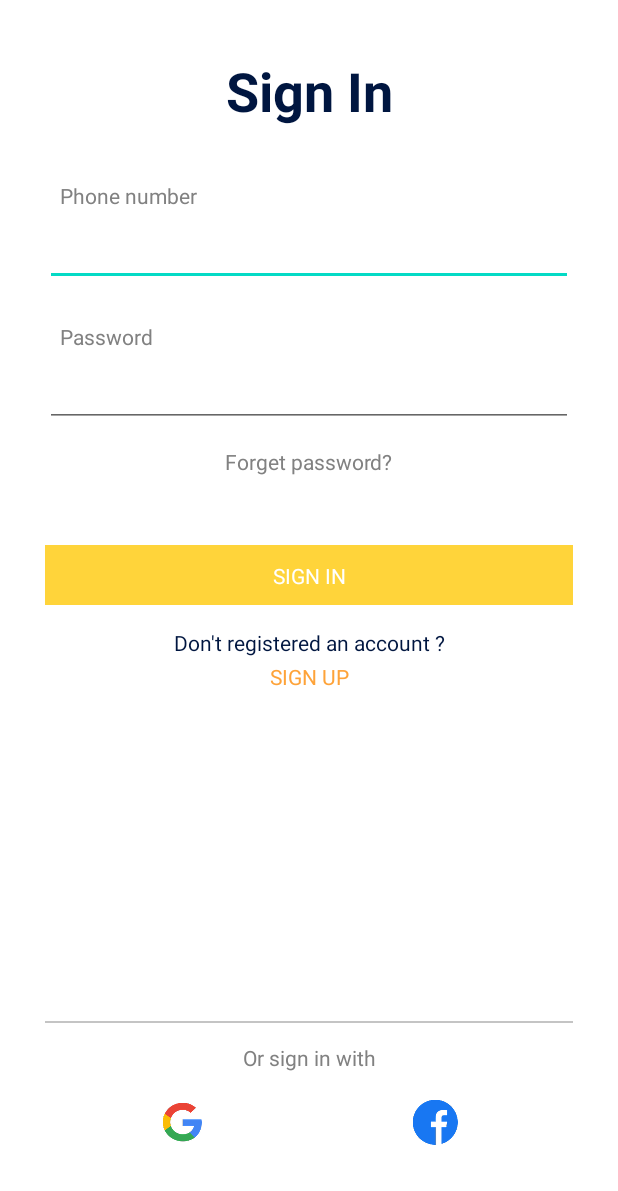
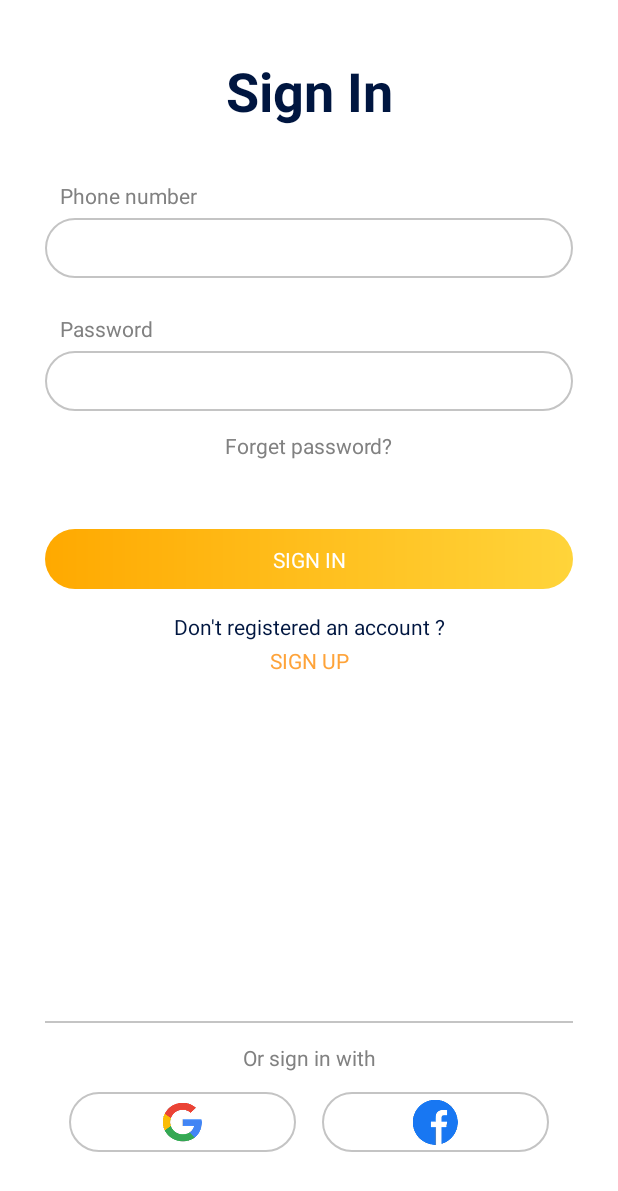
Before and after one commit to jasonChen0604/android-sample, an Android app: the screen it shows after launch (MainActivity), on a phone screen of 412 x 824 dp. Shown: the top 1191 px of the screen. Run offline under Robolectric (Android 15) with nearby library versions, the phone set to English and light mode, and no system bars.

Commit message:
[A] layout shape and open url

```diff
--- a/app/src/main/java/com/first/app/MainActivity.kt
+++ b/app/src/main/java/com/first/app/MainActivity.kt
@@ -5,6 +5,9 @@ import android.os.Bundle
 import android.view.View
 import android.widget.EditText
 import android.widget.Toast
+import android.content.Intent
+import android.net.Uri
+
 
 class MainActivity : AppCompatActivity() {
     override fun onCreate(savedInstanceState: Bundle?) {
@@ -13,7 +16,13 @@ class MainActivity : AppCompatActivity() {
         supportActionBar?.hide()
     }
 
-    fun onButtonClick(view:View){
+    fun onForgetPwdClick(view: View) {
+        val browserIntent = Intent(Intent.ACTION_VIEW, Uri.parse("http://www.google.com"))
+        startActivity(browserIntent)
+    }
 
+    fun onSignInClick(view: View) {
+        val browserIntent = Intent(Intent.ACTION_VIEW, Uri.parse("https://github.com/jasonChen0604/android-sample"))
+        startActivity(browserIntent)
     }
 }
--- /dev/null
+++ b/app/src/main/res/drawable/view_round_border.xml
@@ -0,0 +1,6 @@
+<?xml version="1.0" encoding="utf-8"?>
+<shape xmlns:android="http://schemas.android.com/apk/res/android">
+
+    <corners android:radius="20dp"/>
+    <stroke android:width="1dp" android:color="#C4C4C4"/>
+</shape>
--- /dev/null
+++ b/app/src/main/res/drawable/view_round_gradient.xml
@@ -0,0 +1,6 @@
+<?xml version="1.0" encoding="utf-8"?>
+<shape xmlns:android="http://schemas.android.com/apk/res/android">
+
+    <corners android:radius="20dp"/>
+    <gradient android:startColor="#FFD43A" android:endColor="#FFA900" android:angle="180"/>
+</shape>
--- a/app/src/main/res/layout/activity_main.xml
+++ b/app/src/main/res/layout/activity_main.xml
@@ -33,11 +33,13 @@
     <EditText
         android:id="@+id/etPhone"
         android:layout_width="0dp"
-        android:layout_height="wrap_content"
+        android:layout_height="40dp"
         android:layout_marginStart="30dp"
         android:layout_marginTop="5dp"
         android:layout_marginEnd="30dp"
+        android:paddingHorizontal="20dp"
         android:inputType="phone"
+        android:background="@drawable/view_round_border"
         app:layout_constraintEnd_toEndOf="parent"
         app:layout_constraintStart_toStartOf="parent"
         app:layout_constraintTop_toBottomOf="@+id/txtLabelPhone"
@@ -57,11 +59,13 @@
     <EditText
         android:id="@+id/etPassword"
         android:layout_width="0dp"
-        android:layout_height="wrap_content"
+        android:layout_height="40dp"
         android:layout_marginStart="30dp"
         android:layout_marginTop="5dp"
         android:layout_marginEnd="30dp"
+        android:paddingHorizontal="20dp"
         android:inputType="textPassword"
+        android:background="@drawable/view_round_border"
         app:layout_constraintEnd_toEndOf="parent"
         app:layout_constraintStart_toStartOf="parent"
         app:layout_constraintTop_toBottomOf="@+id/txtLabelPassword"
@@ -73,6 +77,7 @@
         android:layout_height="wrap_content"
         android:layout_marginTop="13dp"
         android:text="Forget password?"
+        android:onClick="onForgetPwdClick"
         android:textColor="#818181"
         app:layout_constraintEnd_toEndOf="parent"
         app:layout_constraintStart_toStartOf="parent"
@@ -85,7 +90,8 @@
         android:layout_marginTop="46dp"
         android:layout_marginStart="30dp"
         android:layout_marginEnd="30dp"
-        android:background="#FFD43A"
+        android:onClick="onSignInClick"
+        android:background="@drawable/view_round_gradient"
         app:layout_constraintStart_toStartOf="parent"
         app:layout_constraintEnd_toEndOf="parent"
         app:layout_constraintTop_toBottomOf="@+id/txtForgetPwd">
@@ -157,6 +163,7 @@
         android:layout_marginStart="46dp"
         android:layout_marginEnd="8.5dp"
         android:layout_marginBottom="56dp"
+        android:background="@drawable/view_round_border"
         app:layout_constraintBottom_toBottomOf="parent"
         app:layout_constraintEnd_toStartOf="@+id/constraintLayout"
         app:layout_constraintStart_toStartOf="parent">
@@ -179,6 +186,7 @@
         android:layout_marginStart="8.5dp"
         android:layout_marginEnd="46dp"
         android:layout_marginBottom="56dp"
+        android:background="@drawable/view_round_border"
         app:layout_constraintBottom_toBottomOf="parent"
         app:layout_constraintEnd_toEndOf="parent"
         app:layout_constraintStart_toEndOf="@+id/constraintLayout2">
```
